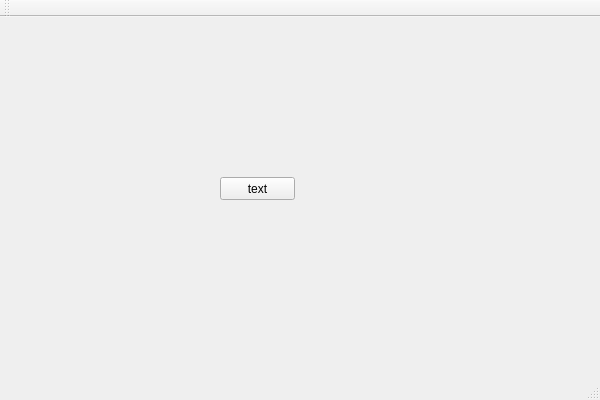
Qt form Project/BuptACsystem/CustomerCilent/CustomerCilent.ui (Softwareengineering309d/BUPTACststem) before a commit.
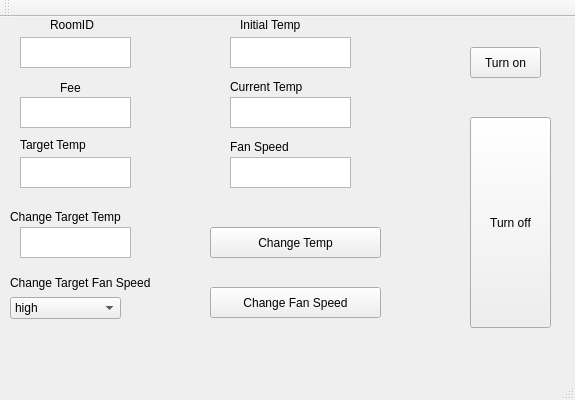
The same form after that commit.

```diff
--- a/Project/BuptACsystem/CustomerCilent/CustomerCilent.ui
+++ b/Project/BuptACsystem/CustomerCilent/CustomerCilent.ui
@@ -6,7 +6,7 @@
    <rect>
     <x>0</x>
     <y>0</y>
-    <width>600</width>
+    <width>575</width>
     <height>400</height>
    </rect>
   </property>
@@ -14,17 +14,255 @@
    <string>CustomerCilent</string>
   </property>
   <widget class="QWidget" name="centralWidget">
-   <widget class="QPushButton" name="pushButton">
+   <widget class="QLabel" name="label_roomid">
     <property name="geometry">
      <rect>
-      <x>220</x>
-      <y>160</y>
-      <width>75</width>
-      <height>23</height>
+      <x>50</x>
+      <y>0</y>
+      <width>51</width>
+      <height>16</height>
      </rect>
     </property>
     <property name="text">
-     <string>text</string>
+     <string>RoomID</string>
+    </property>
+   </widget>
+   <widget class="QLabel" name="label_initial_temp">
+    <property name="geometry">
+     <rect>
+      <x>240</x>
+      <y>0</y>
+      <width>121</width>
+      <height>16</height>
+     </rect>
+    </property>
+    <property name="text">
+     <string>Initial Temp</string>
+    </property>
+   </widget>
+   <widget class="QTextEdit" name="initial_temp_text">
+    <property name="geometry">
+     <rect>
+      <x>230</x>
+      <y>20</y>
+      <width>121</width>
+      <height>31</height>
+     </rect>
+    </property>
+   </widget>
+   <widget class="QPushButton" name="turnon_button">
+    <property name="geometry">
+     <rect>
+      <x>470</x>
+      <y>30</y>
+      <width>71</width>
+      <height>31</height>
+     </rect>
+    </property>
+    <property name="text">
+     <string>Turn on</string>
+    </property>
+   </widget>
+   <widget class="QTextEdit" name="show_fee">
+    <property name="geometry">
+     <rect>
+      <x>20</x>
+      <y>80</y>
+      <width>111</width>
+      <height>31</height>
+     </rect>
+    </property>
+   </widget>
+   <widget class="QTextEdit" name="show_current_temp">
+    <property name="geometry">
+     <rect>
+      <x>230</x>
+      <y>80</y>
+      <width>121</width>
+      <height>31</height>
+     </rect>
+    </property>
+   </widget>
+   <widget class="QLabel" name="label_fee">
+    <property name="geometry">
+     <rect>
+      <x>60</x>
+      <y>60</y>
+      <width>41</width>
+      <height>21</height>
+     </rect>
+    </property>
+    <property name="text">
+     <string>Fee</string>
+    </property>
+   </widget>
+   <widget class="QLabel" name="label_current_temp">
+    <property name="geometry">
+     <rect>
+      <x>230</x>
+      <y>60</y>
+      <width>111</width>
+      <height>20</height>
+     </rect>
+    </property>
+    <property name="text">
+     <string>Current Temp</string>
+    </property>
+   </widget>
+   <widget class="QTextEdit" name="input_target_temp">
+    <property name="geometry">
+     <rect>
+      <x>20</x>
+      <y>210</y>
+      <width>111</width>
+      <height>31</height>
+     </rect>
+    </property>
+   </widget>
+   <widget class="QLabel" name="label_change_target_temp">
+    <property name="geometry">
+     <rect>
+      <x>10</x>
+      <y>190</y>
+      <width>121</width>
+      <height>20</height>
+     </rect>
+    </property>
+    <property name="text">
+     <string>Change Target Temp</string>
+    </property>
+   </widget>
+   <widget class="QComboBox" name="input_fan">
+    <property name="geometry">
+     <rect>
+      <x>10</x>
+      <y>280</y>
+      <width>111</width>
+      <height>22</height>
+     </rect>
+    </property>
+    <item>
+     <property name="text">
+      <string>high</string>
+     </property>
+    </item>
+    <item>
+     <property name="text">
+      <string>mid</string>
+     </property>
+    </item>
+    <item>
+     <property name="text">
+      <string>low</string>
+     </property>
+    </item>
+   </widget>
+   <widget class="QLabel" name="label_change_target_fan">
+    <property name="geometry">
+     <rect>
+      <x>10</x>
+      <y>250</y>
+      <width>201</width>
+      <height>31</height>
+     </rect>
+    </property>
+    <property name="text">
+     <string>Change Target Fan Speed</string>
+    </property>
+   </widget>
+   <widget class="QPushButton" name="change_temp_button">
+    <property name="geometry">
+     <rect>
+      <x>210</x>
+      <y>210</y>
+      <width>171</width>
+      <height>31</height>
+     </rect>
+    </property>
+    <property name="text">
+     <string>Change Temp</string>
+    </property>
+   </widget>
+   <widget class="QPushButton" name="change_fan_button">
+    <property name="geometry">
+     <rect>
+      <x>210</x>
+      <y>270</y>
+      <width>171</width>
+      <height>31</height>
+     </rect>
+    </property>
+    <property name="text">
+     <string>Change Fan Speed</string>
+    </property>
+   </widget>
+   <widget class="QPushButton" name="turnoff_button">
+    <property name="geometry">
+     <rect>
+      <x>470</x>
+      <y>100</y>
+      <width>81</width>
+      <height>211</height>
+     </rect>
+    </property>
+    <property name="text">
+     <string>Turn off</string>
+    </property>
+   </widget>
+   <widget class="QTextEdit" name="roomid_text">
+    <property name="geometry">
+     <rect>
+      <x>20</x>
+      <y>20</y>
+      <width>111</width>
+      <height>31</height>
+     </rect>
+    </property>
+   </widget>
+   <widget class="QTextEdit" name="show_target_temp">
+    <property name="geometry">
+     <rect>
+      <x>20</x>
+      <y>140</y>
+      <width>111</width>
+      <height>31</height>
+     </rect>
+    </property>
+   </widget>
+   <widget class="QTextEdit" name="show_target_fan">
+    <property name="geometry">
+     <rect>
+      <x>230</x>
+      <y>140</y>
+      <width>121</width>
+      <height>31</height>
+     </rect>
+    </property>
+   </widget>
+   <widget class="QLabel" name="label_target_temp">
+    <property name="geometry">
+     <rect>
+      <x>20</x>
+      <y>120</y>
+      <width>101</width>
+      <height>16</height>
+     </rect>
+    </property>
+    <property name="text">
+     <string>Target Temp</string>
+    </property>
+   </widget>
+   <widget class="QLabel" name="label_fan">
+    <property name="geometry">
+     <rect>
+      <x>230</x>
+      <y>120</y>
+      <width>91</width>
+      <height>20</height>
+     </rect>
+    </property>
+    <property name="text">
+     <string>Fan Speed</string>
     </property>
    </widget>
   </widget>
```
Left out of the diff: 4 changed lines with no effect on the pictures.
